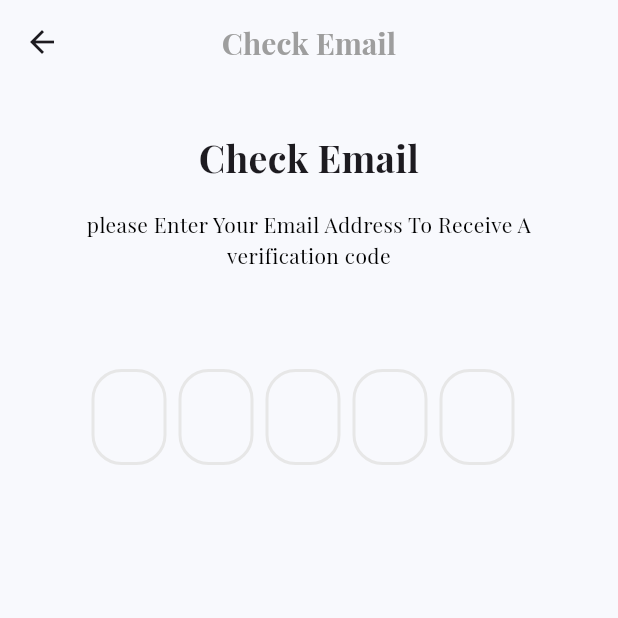
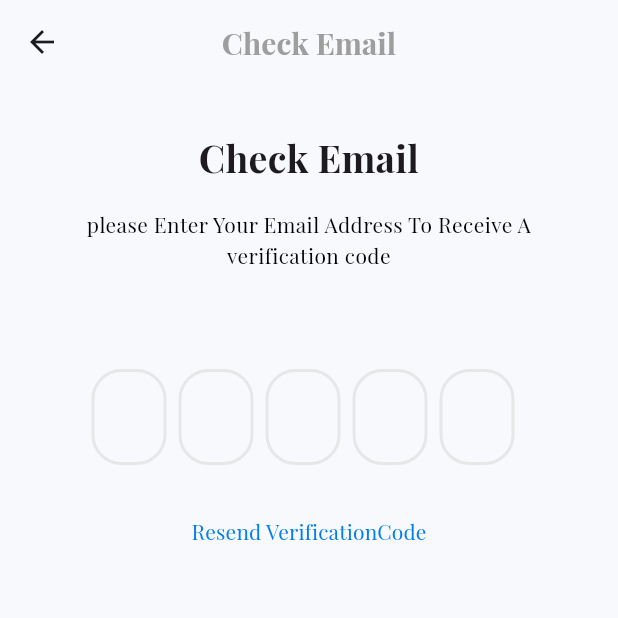
Before and after one commit to alaaalshaibi/ecoomerceApp, a Flutter app: the VerifyCodeSignUp screen opened by its route, on a phone screen of 412 x 824 dp, the top half of it. Run offline on Flutter 3.47's test engine with Material 2 defaults, Android fonts, the phone set to English and light mode, and no system bars; drawn by our look-alikes of flutter_otp_text_field; our stand-ins replace dartz, firebase_core, firebase_messaging, flutter_svg, get, lottie and 1 more; accounts and stored records are empty; statements that could not run were skipped; project files that could hold a hidden picture were left out.

Commit message:
finsh Auth

```diff
--- a/lib/app_link.dart
+++ b/lib/app_link.dart
@@ -10,6 +10,7 @@ class AppLink {
   static const String signUp = "$serverLink/auth/sign_up.php";
   static const String verifyCode = "$serverLink/auth/verify_code.php";
   static const String login = "$serverLink/auth/login.php";
+  static const String resendVerifyCode = "$serverLink/auth/reset_code.php";
   //* ================== ForGet Password ===========
 
   static const String checkEmail =
--- a/lib/controller/auth/sign_up_controller/verify_code_sign_up_controller.dart
+++ b/lib/controller/auth/sign_up_controller/verify_code_sign_up_controller.dart
@@ -7,11 +7,14 @@ import 'package:get/get.dart';
 abstract class VerifyCodeSignUpController extends GetxController {
   checkCode(String verificationCode);
   goToSuccessCheckEmailSignUp();
+  resendVerifyCode();
+  inVisibleResendCode();
 }
 
 class VerifyCodeSignUpControllerImp extends VerifyCodeSignUpController {
   //late String verifyCode;
   late String userEmail;
+  bool isVisible = true;
   VerifyCodeSignUpRemote verifyCodeSignUpRemote =
       VerifyCodeSignUpRemote(crud: Get.find());
   StatusRequest statusRequest = StatusRequest.none;
@@ -38,6 +41,11 @@ class VerifyCodeSignUpControllerImp extends VerifyCodeSignUpController {
   }
 
   @override
+  resendVerifyCode() {
+    verifyCodeSignUpRemote.resendVerifyCodeData(userEmail);
+  }
+
+  @override
   goToSuccessCheckEmailSignUp() {
     Get.offNamed(AppRoute.successCheckEmailSignUp);
   }
@@ -47,4 +55,14 @@ class VerifyCodeSignUpControllerImp extends VerifyCodeSignUpController {
     userEmail = Get.arguments['userEmail'];
     super.onInit();
   }
+
+  @override
+  inVisibleResendCode() {
+    isVisible = false;
+    update();
+    Future.delayed(const Duration(seconds: 5), () {
+      isVisible = true;
+      update();
+    });
+  }
 }
--- a/lib/controller/home_screen_controller.dart
+++ b/lib/controller/home_screen_controller.dart
@@ -1,4 +1,5 @@
 import 'package:e_commerce_app/view/screen/home.dart';
+import 'package:e_commerce_app/view/screen/setting/setting_home.dart';
 import 'package:flutter/material.dart';
 import 'package:get/get.dart';
 
@@ -10,9 +11,7 @@ class HomeScreenControllerImp extends HomeScreenController {
   int currantPage = 0;
   List<Widget> listPage = [
     const HomePage(),
-    const Column(
-      children: [Center(child: Text('setting'))],
-    ),
+    const SettingScreen(),
     const Column(
       children: [Center(child: Text('Profile'))],
     ),
--- a/lib/core/constant/routes_name.dart
+++ b/lib/core/constant/routes_name.dart
@@ -14,4 +14,5 @@ class AppRoute {
   static const String items = '/items';
   static const String myFavorite = '/myFavorite';
   static const String productDetailsScreen = '/productDetailsScreen';
+  static const String settingScreen = '/settingScreen';
 }
--- a/lib/core/middleware/my_middleware.dart
+++ b/lib/core/middleware/my_middleware.dart
@@ -10,7 +10,7 @@ class MyMiddleWare extends GetMiddleware {
 
   @override
   RouteSettings? redirect(String? route) {
-    if (myServices.sharedPreferences.getString('step') == '2') {
+    if (myServices.sharedPreferences.getString('Login') == '2') {
       return const RouteSettings(name: AppRoute.homePage);
     }
     if (myServices.sharedPreferences.getString('step') == '1') {
--- a/lib/data/datasource/remote/auth/sign_up_remote.dart
+++ b/lib/data/datasource/remote/auth/sign_up_remote.dart
@@ -12,7 +12,7 @@ class SignUpRemote {
       String? phone,
       String? password}) async {
     var response = await crud.postData(AppLink.signUp, {
-      "user_name": userName,
+      "users_name": userName,
       "users_email": email,
       "users_phone": phone,
       "users_password": password,
--- a/lib/routes.dart
+++ b/lib/routes.dart
@@ -17,6 +17,7 @@ import 'package:get/get.dart';
 
 import 'view/screen/items.dart';
 import 'view/screen/product_details.dart';
+import 'view/screen/setting/setting_home.dart';
 
 List<GetPage<dynamic>>? routes = [
   GetPage(
@@ -47,4 +48,5 @@ List<GetPage<dynamic>>? routes = [
       name: AppRoute.productDetailsScreen,
       page: () => const ProductDetailsScreen()),
   GetPage(name: AppRoute.myFavorite, page: () => const MyFavorite()),
+  GetPage(name: AppRoute.settingScreen, page: () => const SettingScreen()),
 ];
--- a/lib/view/screen/auth/sign_up/verify_code_sign_up_email.dart
+++ b/lib/view/screen/auth/sign_up/verify_code_sign_up_email.dart
@@ -64,6 +64,24 @@ class VerifyCodeSignUp extends StatelessWidget {
                     controller.checkCode(verificationCode);
                   }, // end onSubmit
                 ),
+                const SizedBox(height: 20),
+                GetBuilder<VerifyCodeSignUpControllerImp>(
+                    builder: (controller) {
+                  return controller.isVisible
+                      ? TextButton(
+                          onPressed: () {
+                            controller.resendVerifyCode();
+                            controller.inVisibleResendCode();
+                          },
+                          child: const Text(
+                            "Resend VerificationCode",
+                            style: TextStyle(color: AppColor.primaryColor),
+                          ))
+                      : Text(
+                          "Resend VerificationCode",
+                          style: TextStyle(color: Colors.grey.shade400),
+                        );
+                })
               ]),
             ));
       }),
```
Also changed, not shown: lib/controller/auth/forget_password_controller/verify_code_controller.dart (+18 -0 lines), lib/controller/auth/login_controller.dart (+16 -1 lines), lib/controller/setting/setting_controller.dart (added, +23 -0 lines), lib/data/datasource/remote/auth/forget_password/verify_code_remote.dart (+7 -0 lines), lib/data/datasource/remote/auth/verify_code_sign_up_remote.dart (+7 -0 lines), lib/data/model/auth_model.dart (added, +44 -0 lines), lib/view/screen/auth/forget_password/verify_code_forget_password.dart (+16 -0 lines), lib/view/screen/setting/setting_home.dart (added, +24 -0 lines).
